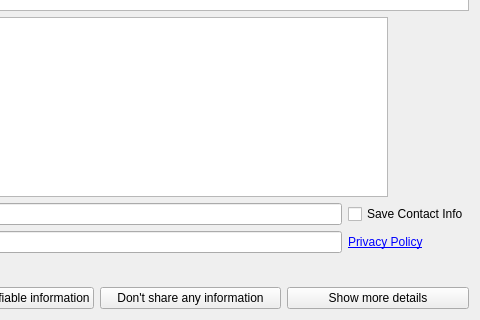
Before: the Qt Designer form qt/python/mantidqt/mantidqt/dialogs/errorreports/errorreport.ui in mantidproject/mantid, drawn with Qt 5; both pictures show x 293 to 773 and y 324 to 644 of the 773 by 644 pixel window.
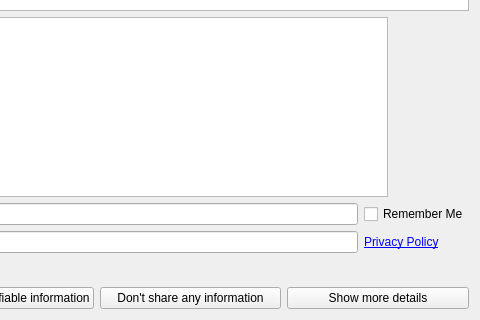
After: the same form once the commit is applied. Icons and pictures are not drawn.

Commit message:
Rename Checkbox to RememberMe and ShareNonID corrections
Pass text_box to c++ to correctly send to server for Share NonIdentifiable
Ensured that Share NonIdentifiable only greys out
if name/email is empty or same as the prefilled value
Fix ErrorReporterTest.h

What changed in the file:
```diff
--- a/qt/python/mantidqt/mantidqt/dialogs/errorreports/errorreport.ui
+++ b/qt/python/mantidqt/mantidqt/dialogs/errorreports/errorreport.ui
@@ -131,7 +131,7 @@
         <enum>Qt::ClickFocus</enum>
        </property>
        <property name="text">
-        <string>Save Contact Info</string>
+        <string>Remember Me</string>
        </property>
       </widget>
      </item>
```
Left out of the diff: 2 changed lines with no effect on the pictures. The commit also changes 4 other files.
